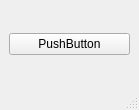
First picture: the form in runey_bot_mk1/mainwindow.ui, repository Harmonised7/qt-projects, before the edit.
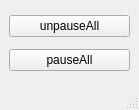
Second picture: the form after the edit.

Patch:
```diff
--- a/runey_bot_mk1/mainwindow.ui
+++ b/runey_bot_mk1/mainwindow.ui
@@ -20,11 +20,18 @@
    <string>MainWindow</string>
   </property>
   <widget class="QWidget" name="centralwidget">
-   <layout class="QHBoxLayout" name="horizontalLayout">
+   <layout class="QVBoxLayout" name="verticalLayout_4">
     <item>
-     <widget class="QPushButton" name="testButton">
+     <widget class="QPushButton" name="unpauseButton">
       <property name="text">
-       <string>PushButton</string>
+       <string>unpauseAll</string>
+      </property>
+     </widget>
+    </item>
+    <item>
+     <widget class="QPushButton" name="pauseButton">
+      <property name="text">
+       <string>pauseAll</string>
       </property>
      </widget>
     </item>
```
